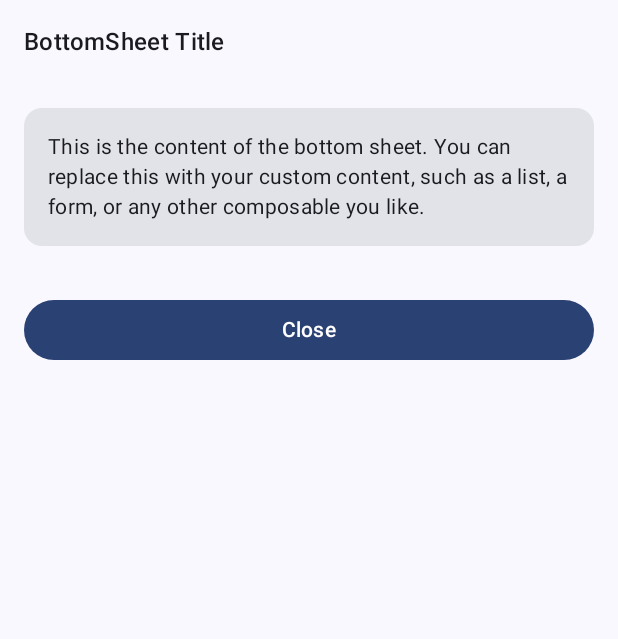
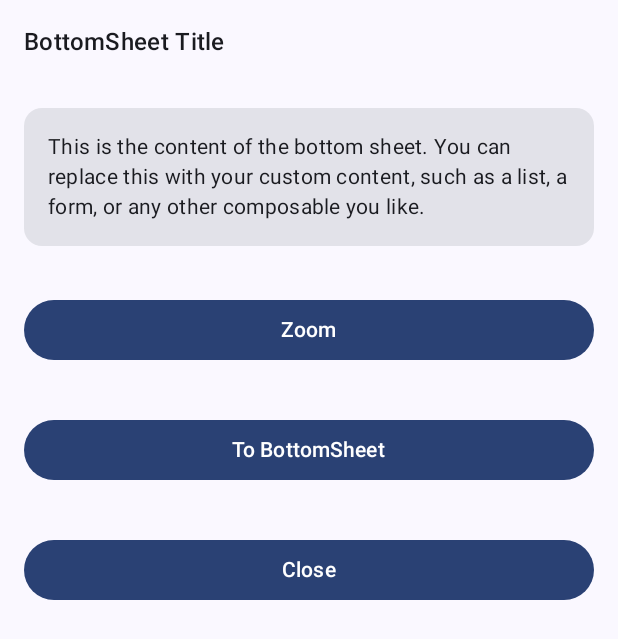
Before and after one commit to stefanoq21/BottomSheetNavigator3, an Android app built with Jetpack Compose: the composable BSWithCloseLayout shown on its own in the app's theme, on a phone screen of 412 x 824 dp. Shown: the top 639 px of the screen. Run offline under Robolectric (Android 15) with nearby library versions, the phone set to English and light mode, and no system bars.

Commit message:
fixed navigation to next screen error

```diff
--- a/app/src/main/java/com/stefanoq21/bottomsheetnavigator3/presentation/screen/bottomSheetWithClose/BSWithCloseLayout.kt
+++ b/app/src/main/java/com/stefanoq21/bottomsheetnavigator3/presentation/screen/bottomSheetWithClose/BSWithCloseLayout.kt
@@ -12,7 +12,7 @@ import androidx.compose.ui.Modifier
 import androidx.compose.ui.unit.dp
 
 @Composable
-fun BSWithCloseLayout(onClickClose: () -> Unit) {
+fun BSWithCloseLayout(onClickClose: () -> Unit, onClickGoToZoom: () -> Unit,  onClickGoToBottomSheet: () -> Unit) {
     Column(modifier = Modifier) {
         Text(
             text = "BottomSheet Title",
@@ -34,6 +34,26 @@ fun BSWithCloseLayout(onClickClose: () -> Unit) {
                 style = MaterialTheme.typography.bodyMedium
             )
         }
+        Button(
+            onClick = onClickGoToZoom,
+            modifier = Modifier
+                .fillMaxWidth()
+                .padding(16.dp)
+        ) {
+            Text(text = "Zoom")
+        }
+
+         Button(
+            onClick = onClickGoToBottomSheet,
+            modifier = Modifier
+                .fillMaxWidth()
+                .padding(16.dp)
+        ) {
+            Text(text = "To BottomSheet")
+        }
+
+
+
 
         Button(
             onClick = onClickClose,
```
Also changed, not shown: app/src/main/java/com/stefanoq21/bottomsheetnavigator3/MainActivity.kt (+24 -23 lines), material3-navigation/src/main/java/com/stefanoq21/material3/navigation/BottomSheetNavigator.kt (+0 -13 lines).
